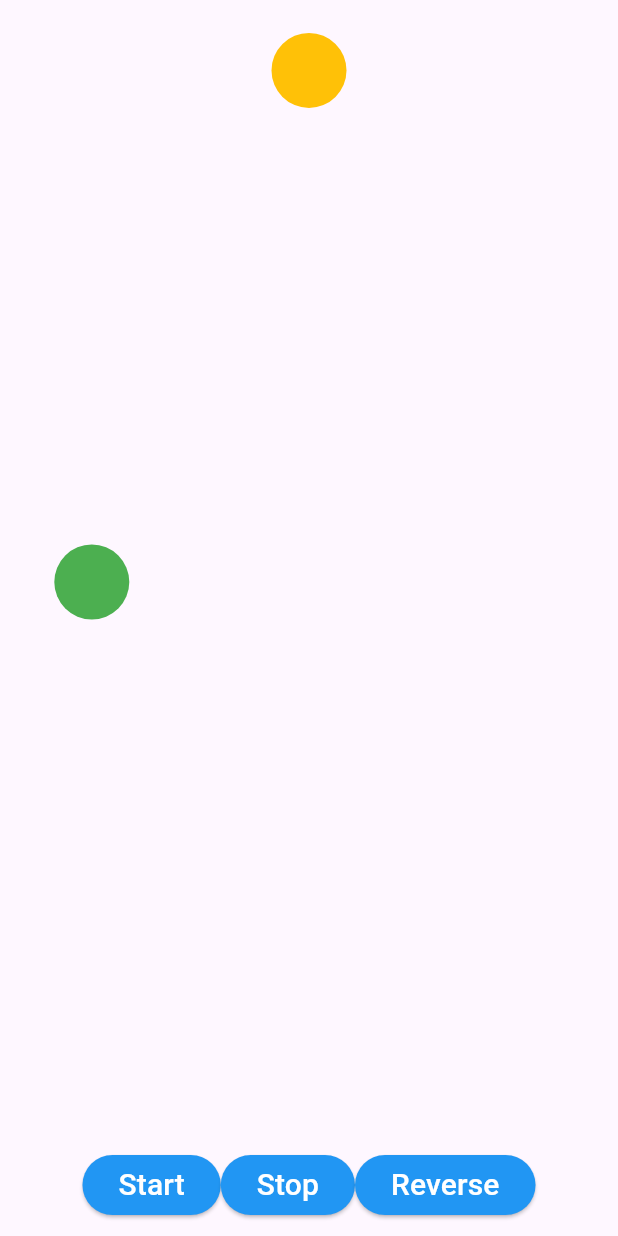
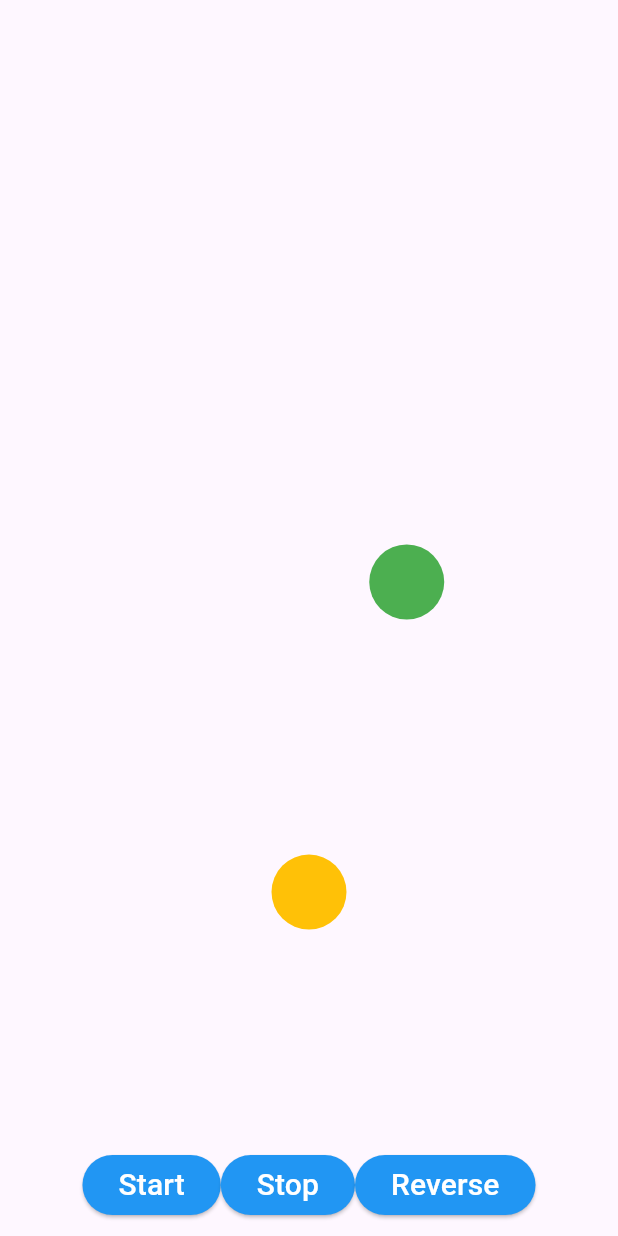
Before and after one commit to abdulrahmanahme/Animations, a Flutter app: the FooTransitionWidgetScreen screen opened directly, after a tap on "Reverse", on a phone screen of 412 x 824 dp. Run offline on Flutter 3.47's test engine with Material 3 defaults, Android fonts, the phone set to English and light mode, and no system bars.

```diff
--- a/lib/animations/foo_transition_widget.dart
+++ b/lib/animations/foo_transition_widget.dart
@@ -19,12 +19,12 @@ class FooTransitionWidgetScreenState extends State<FooTransitionWidgetScreen>
   void initState() {
     super.initState();
     animationControllerGreen = AnimationController(
-      duration: const Duration(seconds: 1),
+      duration: const Duration(seconds: 2),
       vsync: this,
       reverseDuration: const Duration(seconds: 3),
     );
     animationControllerYellow = AnimationController(
-      duration: const Duration(seconds: 1),
+      duration: const Duration(seconds: 2),
       vsync: this,
     );
     greenAnimation = Tween<AlignmentGeometry>(
@@ -39,7 +39,18 @@ class FooTransitionWidgetScreenState extends State<FooTransitionWidgetScreen>
         curve: Curves.easeIn,
         reverseCurve: Curves.easeIn,
       ),
-    );
+    )..addListener(() {
+        if (animationControllerYellow.value >= 0.5) {
+          animationControllerGreen.forward();
+        }
+      });
+    // ..addStatusListener((status) {
+    //     // if (status == AnimationStatus.completed) {
+    //     //   animationControllerGreen.forward();
+    //     // } else if (status == AnimationStatus.dismissed) {
+    //     //   animationControllerGreen.reverse();
+    //     // }
+    //   });
   }
 
   @override
@@ -88,7 +99,7 @@ class FooTransitionWidgetScreenState extends State<FooTransitionWidgetScreen>
                   ),
                   onPressed: () {
                     animationControllerYellow.forward();
-                    animationControllerGreen.forward();
+                    // animationControllerGreen.forward();
                   },
                   child: const Text(
                     'Start',
@@ -102,7 +113,6 @@ class FooTransitionWidgetScreenState extends State<FooTransitionWidgetScreen>
                   onPressed: () {
                     animationControllerYellow.stop();
                     animationControllerGreen.stop();
-
                   },
                   style: ElevatedButton.styleFrom(
                     backgroundColor: Colors.blue,
@@ -118,7 +128,7 @@ class FooTransitionWidgetScreenState extends State<FooTransitionWidgetScreen>
                 ElevatedButton(
                   onPressed: () {
                     animationControllerYellow.repeat(reverse: true);
-                    animationControllerGreen.repeat(reverse: true);
+                    // animationControllerGreen.repeat(reverse: true);
                   },
                   style: ElevatedButton.styleFrom(
                     backgroundColor: Colors.blue,
```
